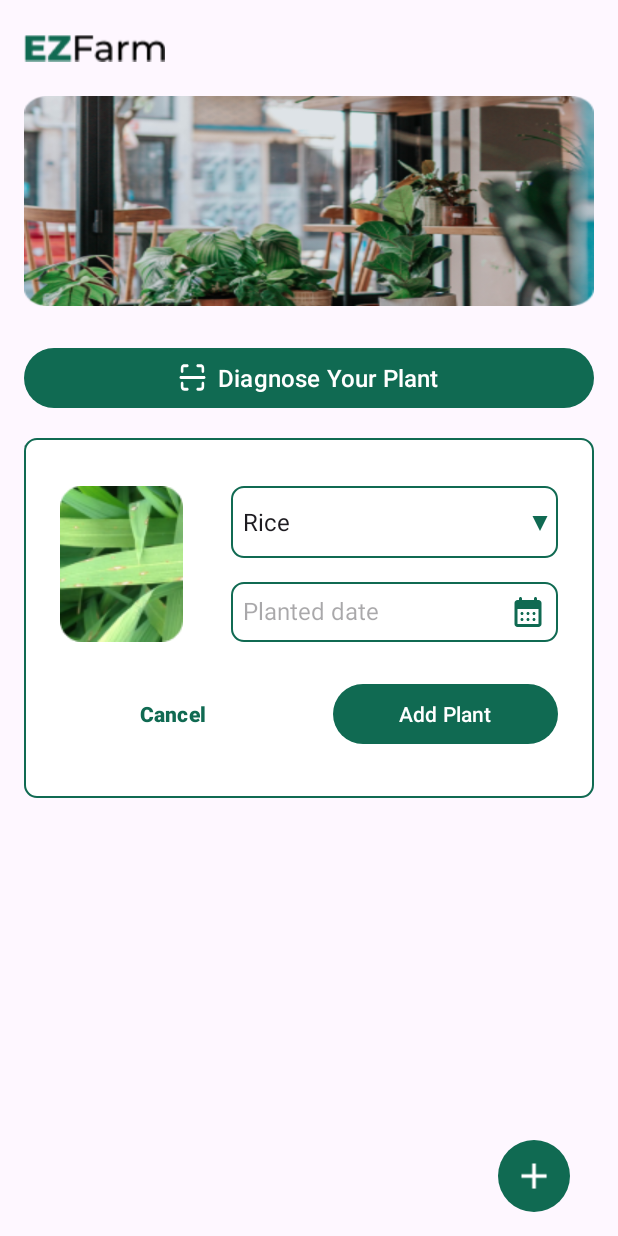
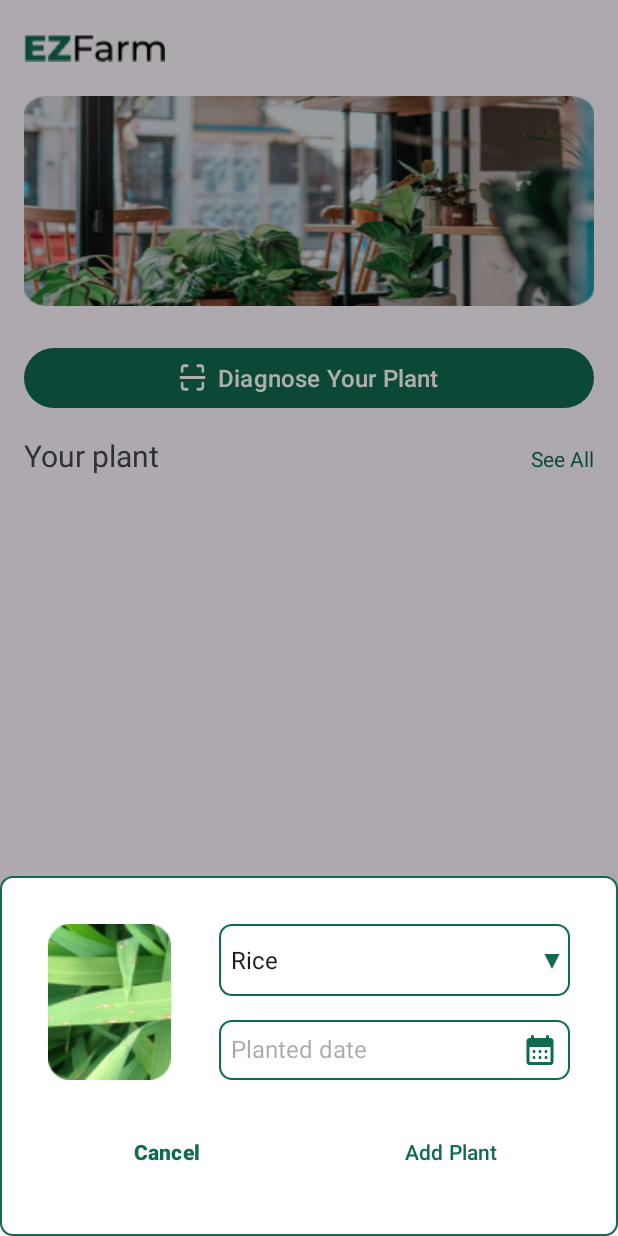
Before and after one commit to fakhri-rasyad/capstone_project_ezfarm, an Android app: the HomeActivity screen opened directly, with no data from a screen before it, after a tap on "Add_Fab", on a phone screen of 412 x 824 dp. Run offline under Robolectric (Android 15) with nearby library versions, the phone set to English and light mode, and no system bars; our stand-ins replace Room's generated code.

Commit message:
feat: change addFragment into BottomSheetDialogFragment

```diff
--- a/app/src/main/java/com/c241ps093/ezfarm/ui/add/AddFragment.kt
+++ b/app/src/main/java/com/c241ps093/ezfarm/ui/add/AddFragment.kt
@@ -19,17 +19,16 @@ import com.c241ps093.ezfarm.dateFormat
 import com.c241ps093.ezfarm.dateFormatter
 import com.c241ps093.ezfarm.makeToast
 import com.c241ps093.ezfarm.ui.home.HomeActivity
+import com.google.android.material.bottomsheet.BottomSheetDialogFragment
 import java.time.LocalDate
 import java.time.LocalDateTime
 import java.time.format.DateTimeFormatter
 import java.util.Calendar
 
-class AddFragment : DialogFragment() {
+class AddFragment : BottomSheetDialogFragment() {
 
     private var _binding : FragmentAddBinding? = null
     private val binding get() = _binding!!
-
-    private val calendar = Calendar.getInstance()
 
     private var addPlant: AddPlant? = null
 
--- a/app/src/main/java/com/c241ps093/ezfarm/ui/home/HomeActivity.kt
+++ b/app/src/main/java/com/c241ps093/ezfarm/ui/home/HomeActivity.kt
@@ -11,6 +11,7 @@ import com.c241ps093.ezfarm.databinding.ActivityMainBinding
 import com.c241ps093.ezfarm.ui.add.AddFragment
 import com.c241ps093.ezfarm.ui.camera.CameraActivity
 import com.c241ps093.ezfarm.viewmodel.factory.ViewModelFactory
+import com.google.android.material.bottomsheet.BottomSheetDialogFragment
 
 class HomeActivity : AppCompatActivity() {
 
@@ -33,12 +34,14 @@ class HomeActivity : AppCompatActivity() {
                 startActivity(intent)
             }
             addFab.setOnClickListener {
-                val fragmentManager = supportFragmentManager
-                fragmentManager
-                    .beginTransaction()
-                    .add(R.id.main, AddFragment())
-                    .addToBackStack(null)
-                    .commit()
+//                val fragmentManager = supportFragmentManager
+//                fragmentManager
+//                    .beginTransaction()
+//                    .add(R.id.main, AddFragment())
+//                    .addToBackStack(null)
+//                    .commit()
+                val addBottomSheetDialog : BottomSheetDialogFragment = AddFragment()
+                addBottomSheetDialog.show(supportFragmentManager, "BSD Add Fragment")
             }
         }
 
--- a/app/src/main/res/layout/fragment_add.xml
+++ b/app/src/main/res/layout/fragment_add.xml
@@ -1,29 +1,22 @@
 <?xml version="1.0" encoding="utf-8"?>
-<FrameLayout xmlns:android="http://schemas.android.com/apk/res/android"
+<androidx.constraintlayout.widget.ConstraintLayout xmlns:android="http://schemas.android.com/apk/res/android"
     xmlns:tools="http://schemas.android.com/tools"
     xmlns:app="http://schemas.android.com/apk/res-auto"
     android:layout_width="match_parent"
     android:layout_height="match_parent"
-    android:background="#007F7F7F"
+    android:id="@+id/dialog"
+    android:padding="32dp"
+    android:background="@drawable/camera_button_bar_background"
+    android:focusable="true"
     android:clickable="true"
-    tools:context=".ui.add.AddFragment"
-    android:focusable="true">
-
-    <androidx.constraintlayout.widget.ConstraintLayout
-        android:id="@+id/dialog"
-        android:layout_gravity="center"
-        android:layout_width="match_parent"
-        android:layout_height="wrap_content"
-        android:paddingHorizontal="24dp"
-        android:paddingVertical="32dp"
-        android:background="@drawable/camera_button_bar_background"
-        >
+    tools:context=".ui.add.AddFragment">
     <ImageView
         android:id="@+id/dialog_thumb"
         android:layout_width="wrap_content"
         android:layout_height="wrap_content"
         android:src="@drawable/list_item_image"
         app:layout_constraintTop_toTopOf="parent"
+        app:layout_constraintBottom_toTopOf="@id/button_bar"
         app:layout_constraintStart_toStartOf="parent"
         android:contentDescription="@string/list_thumbnail"
         />
@@ -51,7 +44,6 @@
         app:layout_constraintEnd_toEndOf="parent"
         app:layout_constraintBottom_toBottomOf="@id/dialog_thumb"
         app:drawableEndCompat="@drawable/round_calendar_month_24" />
-
     <LinearLayout
         android:id="@+id/button_bar"
         android:layout_width="0dp"
@@ -74,17 +66,12 @@
             android:textStyle="bold"
             android:textColor="@color/dartmouth_green"
             />
-
         <Button
             android:id="@+id/add_button"
             android:layout_width="0dp"
             android:layout_height="wrap_content"
             android:layout_weight="1"
             android:layout_marginStart="16dp"
-                android:text="@string/add_plant"
-                />
-
+            android:text="@string/add_plant" />
     </LinearLayout>
 </androidx.constraintlayout.widget.ConstraintLayout>
-
-</FrameLayout>
```
Lines whose indentation alone changed are shown as unchanged.
